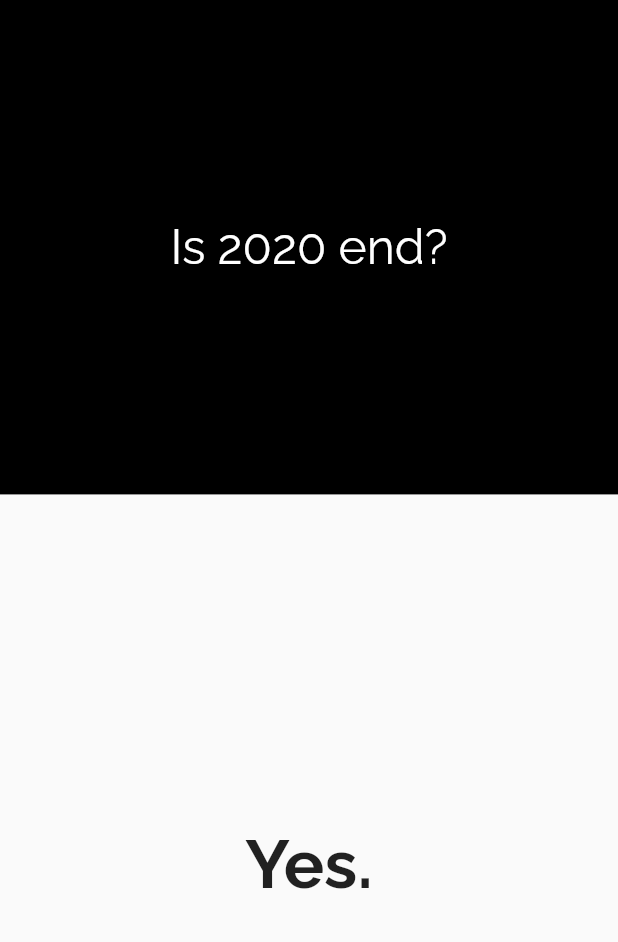
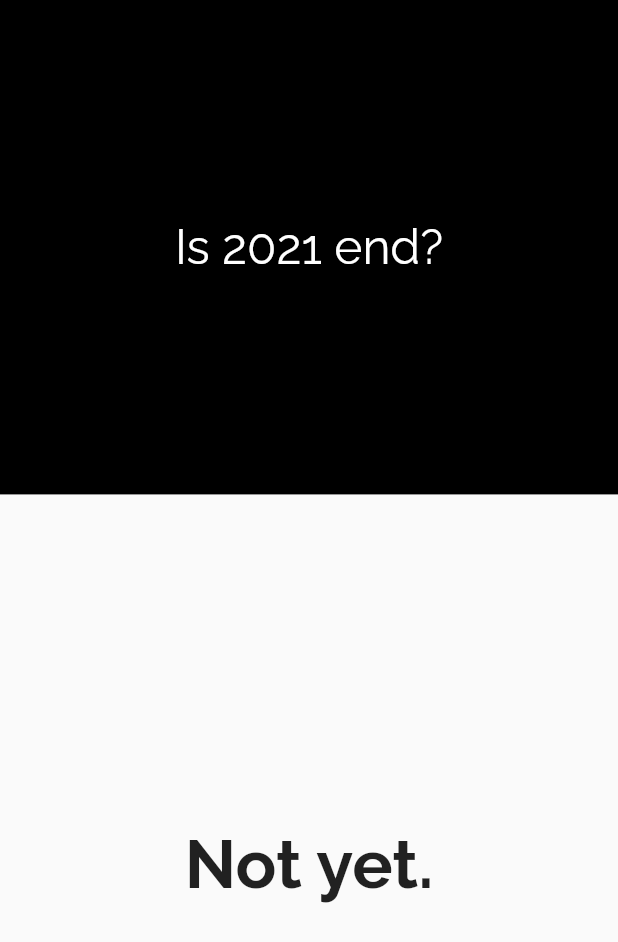
Before and after one commit to fareezMaple/Is-2020-end, a Flutter app: the screen it shows after launch, on a phone screen of 412 x 824 dp. Shown: the top 942 px of the screen. Run offline on Flutter 3.47's test engine with Material 2 defaults, Android fonts, the phone set to English and light mode, and no system bars; our stand-ins replace google_fonts.

Commit message:
:rocket: Release 2021 1.0.0+1

```diff
--- a/lib/HomePage.dart
+++ b/lib/HomePage.dart
@@ -9,7 +9,7 @@ class MyHomePage extends StatefulWidget {
 
 class _MyHomePageState extends State<MyHomePage> {
   int phoneDate;
-  int targetDate = 2020;
+  int targetDate = 2021;
   String answer;
 
   @override
@@ -36,7 +36,7 @@ class _MyHomePageState extends State<MyHomePage> {
               color: Theme.of(context).primaryColor,
               child: Center(
                 child: Text(
-                  'Is 2020 end?',
+                  'Is $targetDate end?',
                   style: TextStyle(
                     color: Colors.white,
                     fontSize: 32,
--- a/lib/main.dart
+++ b/lib/main.dart
@@ -13,7 +13,7 @@ class MyApp extends StatelessWidget {
   Widget build(BuildContext context) {
     return MaterialApp(
       debugShowCheckedModeBanner: false,
-      title: 'Is 2020 end?',
+      title: 'Is 2021 end?',
       theme: ThemeData(
         textTheme: GoogleFonts.ralewayTextTheme(),
         primaryColor: Colors.black,
```
Also changed, not shown: 2 other files.
